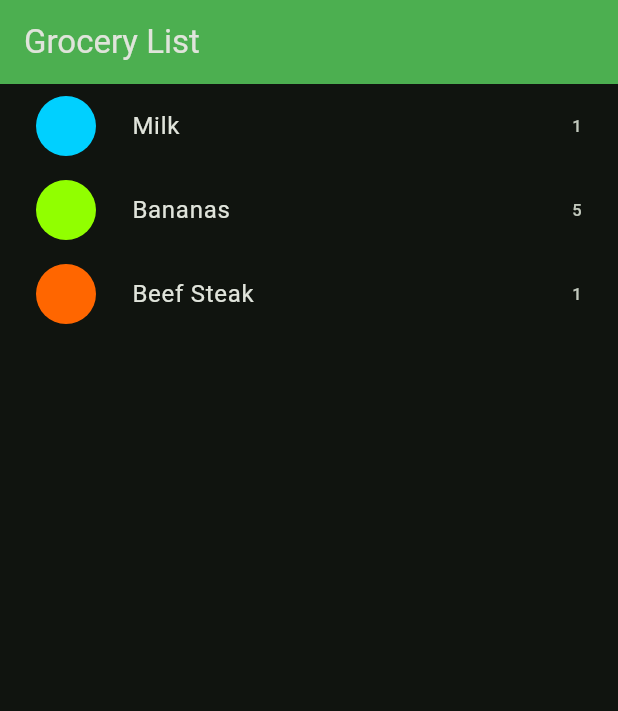
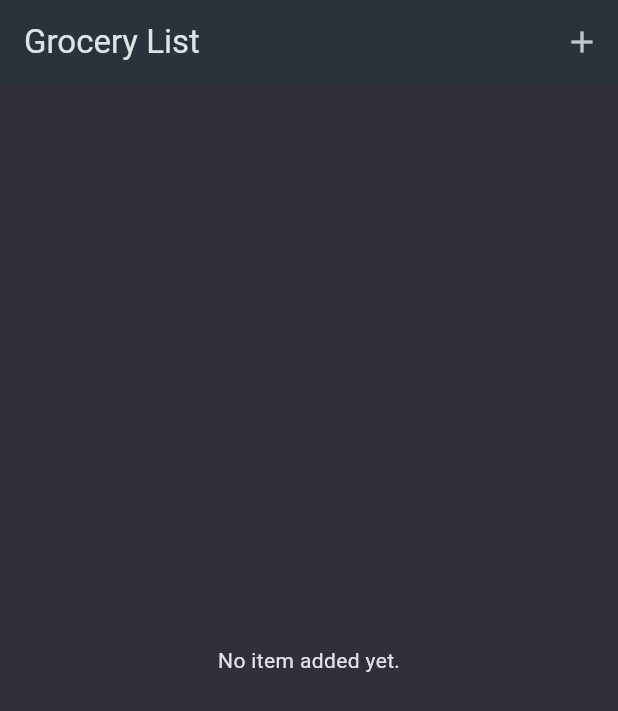
Before and after one commit to Abdelrahman2335/Shop, a Flutter app: the screen it shows after launch, on a phone screen of 412 x 824 dp. Shown: the top 711 px of the screen. Run offline on Flutter 3.47's test engine with Material 3 defaults, Android fonts, the phone set to English and light mode, and no system bars.

Commit message:
Done of the project

```diff
--- a/lib/main.dart
+++ b/lib/main.dart
@@ -13,17 +13,14 @@ class MyApp extends StatelessWidget {
   Widget build(BuildContext context) {
     ColorScheme appTheme = ColorScheme.fromSeed(
       brightness: Brightness.dark,
-      seedColor: Colors.green,
-      surface: Colors.green,
+      seedColor: const Color.fromARGB(255, 146, 230, 249),
+      surface: const Color.fromARGB(255, 44, 50, 60),
     );
     return MaterialApp(
       debugShowCheckedModeBanner: false,
       theme: ThemeData.dark().copyWith(
         colorScheme: appTheme,
-        scaffoldBackgroundColor: ColorScheme.fromSeed(
-          brightness: Brightness.dark,
-          seedColor: Colors.green,
-        ).surface, // Uses the background color from the generated ColorScheme
+      scaffoldBackgroundColor: const Color.fromARGB(255, 49, 47, 59),
       ),
       home: const GroceryList(),
     );
--- a/lib/screens/grocery_list.dart
+++ b/lib/screens/grocery_list.dart
@@ -1,35 +1,79 @@
 import 'package:flutter/material.dart';
-import 'package:shop/data/dummy_items.dart';
+import 'package:shop/models/grocery_item.dart';
+import 'package:shop/widgets/new_item.dart';
 
-
-class GroceryList extends StatelessWidget {
+class GroceryList extends StatefulWidget {
   const GroceryList({super.key});
 
   @override
+  State<GroceryList> createState() => _GroceryListState();
+}
+
+class _GroceryListState extends State<GroceryList> {
+  final List<GroceryItem> _groceryItems = [];
+
+  @override
   Widget build(BuildContext context) {
-    return Scaffold(
-      appBar: AppBar(
-        title: const Text("Grocery List"),
-      ),
-      body: ListView.builder(
-        itemCount: groceryItems.length,
-        itemBuilder: (ctx, int index) => ListTile(
-          ///you can't just writ [GroceryItem.name] no [GroceryItem] is an index in the [groceryItems] and it's List,
+    Widget content = const Center(
+      child: Text("No item added yet."),
+    );
+    if (_groceryItems.isNotEmpty) {
+      content = ListView.builder(
+        itemCount: _groceryItems.length,
+        itemBuilder: (ctx, int index) => Dismissible(
+          key: ValueKey(_groceryItems[index].id),
+          onDismissed: (_) {
+            setState(() {
+              _groceryItems.remove(_groceryItems[index]);
+            });
+          },
+          child: ListTile(
+            ///you can't just writ [GroceryItem.name] no [GroceryItem] is an index in the [_groceryItems] and it's List,
             /// so we give it an index like 1,2,3 than write .name
-          title: Text(groceryItems[index].name),
+            title: Text(_groceryItems[index].name),
 
-          /// Like the previous one here we travels to [groceryItems] and go to each element using the index,
+            /// Like the previous one here we travels to [_groceryItems] and go to each element using the index,
             /// and then go to [category] this category have value about every thing you may need to know about certain element,
             /// here we used it for color
             leading: Padding(
               padding: const EdgeInsets.all(8.0),
               child: CircleAvatar(
-              backgroundColor: groceryItems[index].category.color,
+                backgroundColor: _groceryItems[index].category.color,
               ),
             ),
-          trailing: Text(groceryItems[index].quantity.toString(),),
+            trailing: Text(
+              _groceryItems[index].quantity.toString(),
+            ),
           ),
         ),
       );
     }
+    return Scaffold(
+      appBar: AppBar(
+        title: const Text("Grocery List"),
+        actions: [
+          IconButton(
+            onPressed: () {
+              Navigator.of(context)
+                  .push<GroceryItem>(
+                MaterialPageRoute(
+                  builder: (ctx) => const NewItem(),
+                ),
+              )
+                  .then((onValue) {
+                if (onValue == null) {
+                  return;
                 }
+                setState(() {
+                  _groceryItems.add(onValue);
+                });
+              });
+            },
+            icon: const Icon(Icons.add),
+          )
+        ],
+      ),
+      body: content,
+    );
+  }
+}
--- a/pubspec.yaml
+++ b/pubspec.yaml
@@ -35,6 +35,7 @@ dependencies:
   # The following adds the Cupertino Icons font to your application.
   # Use with the CupertinoIcons class for iOS style icons.
   cupertino_icons: ^1.0.6
+  http: ^1.2.1
 
 dev_dependencies:
   flutter_test:
```
Also changed, not shown: lib/widgets/new_item.dart (added, +142 -0 lines), pubspec.lock. Lines whose indentation alone changed are shown as unchanged.
